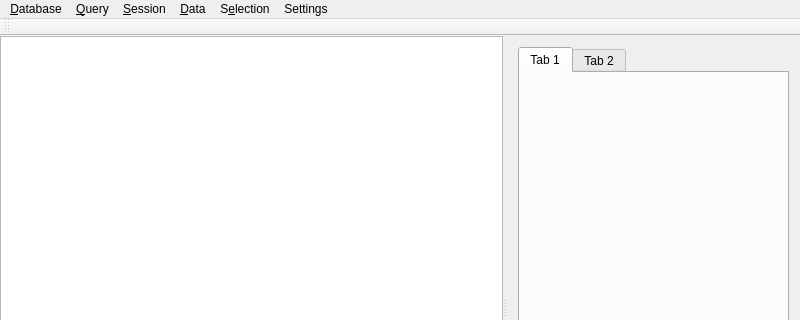
The window that src/widget/mainwindow.ui (mugiseyebrows/mugi-query) describes before a commit, drawn with Qt 5; both pictures show x 0 to 800 and y 0 to 320 of the 800 by 600 pixel window.
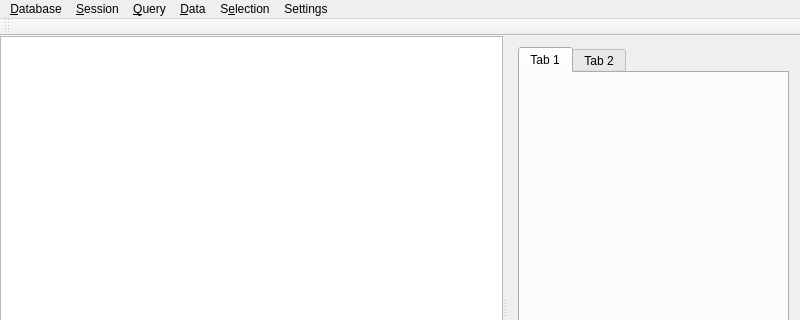
The same window after the commit.

Patch:
```diff
--- a/src/widget/mainwindow.ui
+++ b/src/widget/mainwindow.ui
@@ -68,7 +68,7 @@
      <x>0</x>
      <y>0</y>
      <width>800</width>
-     <height>20</height>
+     <height>21</height>
     </rect>
    </property>
    <widget class="QMenu" name="menuDatabase">
@@ -118,8 +118,8 @@
     <addaction name="settingsFormat"/>
    </widget>
    <addaction name="menuDatabase"/>
-   <addaction name="menuQuery"/>
    <addaction name="menuSession"/>
+   <addaction name="menuQuery"/>
    <addaction name="menuData"/>
    <addaction name="menuSelection"/>
    <addaction name="menuSettings"/>
```
Left out of the diff: 24 changed lines with no effect on the pictures.
